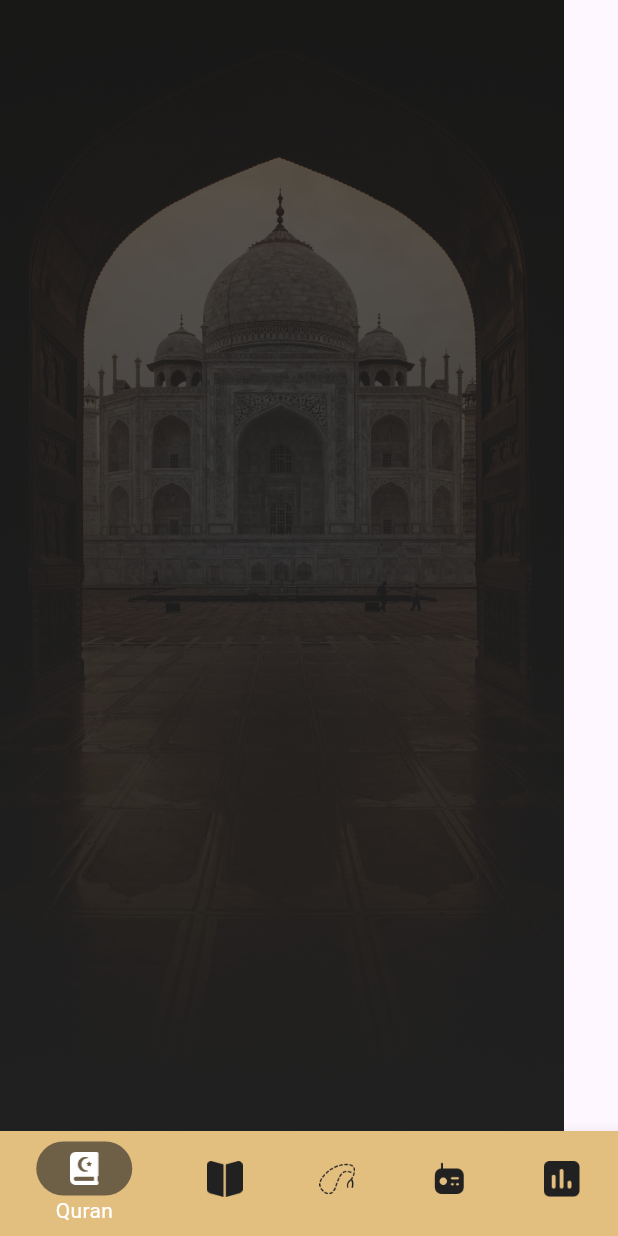
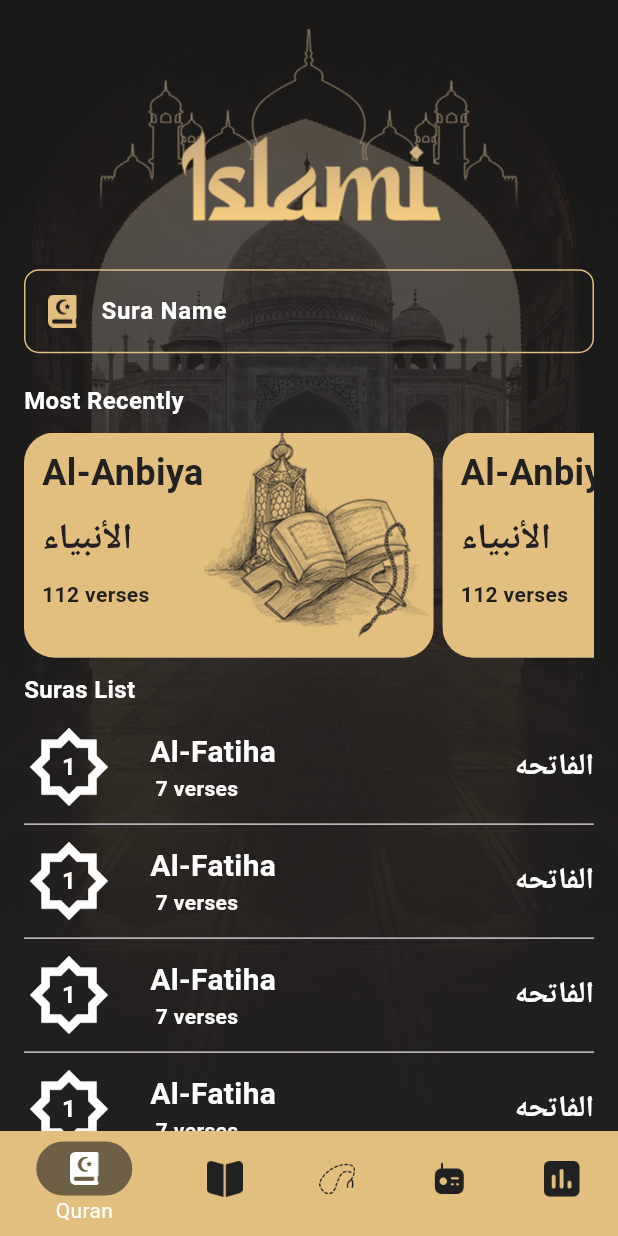
Before and after one commit to MayadaALMaghribi/Islami, a Flutter app: the screen it shows after launch, on a phone screen of 412 x 824 dp. Run offline on Flutter 3.47's test engine with Material 3 defaults, Android fonts, the phone set to English and light mode, and no system bars; Roboto replaces fonts that are missing (JannaLT).

Commit message:
ui of quran are done

```diff
--- /dev/null
+++ b/lib/feature/Quran/model/most_recently_sura_dm.dart
@@ -0,0 +1,10 @@
+class MostRecentlySuraDM {
+  String suraNameEn;
+  String suraNameAr;
+  String verses;
+  MostRecentlySuraDM({
+    required this.suraNameEn,
+    required this.suraNameAr,
+    required this.verses,
+  });
+}
--- /dev/null
+++ b/lib/feature/Quran/model/sura_data_model.dart
@@ -0,0 +1,12 @@
+class SuraDataModel {
+  String numberOfSura;
+  String suraNameEn;
+  String suraNameAr;
+  String verses;
+  SuraDataModel({
+    required this.numberOfSura,
+    required this.suraNameAr,
+    required this.suraNameEn,
+    required this.verses,
+  });
+}
--- a/lib/feature/Quran/qran_screen.dart
+++ b/lib/feature/Quran/qran_screen.dart
@@ -1,12 +1,87 @@
 import 'package:flutter/material.dart';
 import 'package:islami/core/utils/app_assets.dart';
+import 'package:islami/core/utils/app_colors.dart';
+import 'package:islami/core/utils/app_text_styles.dart';
+import 'package:islami/feature/Quran/model/most_recently_sura_dm.dart';
+import 'package:islami/feature/Quran/model/sura_data_model.dart';
+import 'package:islami/feature/Quran/widgets/list_most_recently.dart';
+import 'package:islami/feature/Quran/widgets/widget_list_view_sura.dart';
 
 class QranScreen extends StatelessWidget {
   const QranScreen({super.key});
-  //are done
 
   @override
   Widget build(BuildContext context) {
-    return Scaffold(body: Image.asset(AppAssets.imgQuranBackground));
+    return Container(
+      decoration: BoxDecoration(
+        image: DecorationImage(
+          image: AssetImage(AppAssets.imgQuranBackground),
+          fit: BoxFit.cover,
+        ),
+      ),
+      child: Padding(
+        padding: const EdgeInsets.symmetric(horizontal: 16),
+        child: Column(
+          crossAxisAlignment: CrossAxisAlignment.stretch,
+          children: [
+            Image.asset(AppAssets.islamiLogo),
+            buildSearchQuran(),
+            SizedBox(height: 20),
+            Text("Most Recently", style: AppTextStyles.white16Bold),
+            SizedBox(height: 10),
+
+            SizedBox(
+              height: 150,
+              child: ListMostRecently(
+                mostRecentlySuraDM: MostRecentlySuraDM(
+                  suraNameEn: "Al-Anbiya",
+                  suraNameAr: "الأنبياء",
+                  verses: "112 verses",
+                ),
+              ),
+            ),
+            SizedBox(height: 10),
+            Text("Suras List", style: AppTextStyles.white16Bold),
+            SizedBox(height: 10),
+            Expanded(
+              child: WidgetListViewSura(
+                sura: SuraDataModel(
+                  numberOfSura: "1",
+                  suraNameAr: "الفاتحه",
+                  suraNameEn: "Al-Fatiha",
+                  verses: " 7 verses",
+                ),
+              ),
+            ),
+          ],
+        ),
+      ),
+    );
+  }
+
+  buildSearchQuran() {
+    return TextField(
+      cursorColor: AppColors.gold,
+      style: AppTextStyles.white16Bold,
+      decoration: InputDecoration(
+        label: Row(
+          children: [
+            Image.asset(AppAssets.icQuran, color: AppColors.gold),
+            SizedBox(width: 16),
+            Text("Sura Name"),
+          ],
+        ),
+        labelStyle: AppTextStyles.white16Bold,
+
+        enabledBorder: OutlineInputBorder(
+          borderRadius: BorderRadius.circular(10),
+          borderSide: BorderSide(color: AppColors.gold),
+        ),
+        focusedBorder: OutlineInputBorder(
+          borderRadius: BorderRadius.circular(10),
+          borderSide: BorderSide(color: AppColors.gold),
+        ),
+      ),
+    );
   }
 }
--- /dev/null
+++ b/lib/feature/Quran/widgets/build_card_most_recently.dart
@@ -0,0 +1,38 @@
+import 'package:flutter/material.dart';
+import 'package:islami/core/utils/app_assets.dart';
+import 'package:islami/core/utils/app_colors.dart';
+import 'package:islami/core/utils/app_text_styles.dart';
+import 'package:islami/feature/Quran/model/most_recently_sura_dm.dart';
+
+class BuildCardMostRecently extends StatelessWidget {
+  const BuildCardMostRecently(this.mostSuraDM, {super.key});
+  final MostRecentlySuraDM mostSuraDM;
+  @override
+  Widget build(BuildContext context) {
+    return Container(
+      padding: EdgeInsets.only(left: 12),
+      decoration: BoxDecoration(
+        color: AppColors.gold,
+        borderRadius: BorderRadius.circular(20),
+      ),
+      child: Row(
+        mainAxisAlignment: MainAxisAlignment.spaceBetween,
+        crossAxisAlignment: .start,
+        children: [
+          Column(
+            crossAxisAlignment: CrossAxisAlignment.start,
+            children: [
+              SizedBox(height: 10),
+              Text(mostSuraDM.suraNameEn, style: AppTextStyles.black24Bold),
+              SizedBox(height: 10),
+              Text(mostSuraDM.suraNameAr, style: AppTextStyles.black24Bold),
+              SizedBox(height: 10),
+              Text(mostSuraDM.verses, style: AppTextStyles.black14Bold),
+            ],
+          ),
+          Image.asset(AppAssets.imgMostRecent),
+        ],
+      ),
+    );
+  }
+}
--- /dev/null
+++ b/lib/feature/Quran/widgets/list_most_recently.dart
@@ -0,0 +1,21 @@
+import 'package:flutter/material.dart';
+import 'package:islami/feature/Quran/model/most_recently_sura_dm.dart';
+import 'package:islami/feature/Quran/widgets/build_card_most_recently.dart';
+
+class ListMostRecently extends StatelessWidget {
+  const ListMostRecently({required this.mostRecentlySuraDM, super.key});
+  final MostRecentlySuraDM mostRecentlySuraDM;
+  @override
+  Widget build(BuildContext context) {
+    return ListView.builder(
+      scrollDirection: Axis.horizontal,
+      itemCount: 12,
+      itemBuilder: (context, index) {
+        return Padding(
+          padding: const EdgeInsets.only(right: 6),
+          child: BuildCardMostRecently(mostRecentlySuraDM),
+        );
+      },
+    );
+  }
+}
--- /dev/null
+++ b/lib/feature/Quran/widgets/widget_list_view_sura.dart
@@ -0,0 +1,20 @@
+import 'package:flutter/material.dart';
+import 'package:islami/feature/Quran/model/sura_data_model.dart';
+import 'package:islami/feature/Quran/widgets/widget_sura.dart';
+
+class WidgetListViewSura extends StatelessWidget {
+  const WidgetListViewSura({required this.sura, super.key});
+  final SuraDataModel sura;
+  @override
+  Widget build(BuildContext context) {
+    return ListView.separated(
+      itemBuilder: (_, index) {
+        return WidgetSura(sura: sura);
+      },
+      separatorBuilder: (_, index) {
+        return Divider();
+      },
+      itemCount: 100,
+    );
+  }
+}
--- /dev/null
+++ b/lib/feature/Quran/widgets/widget_sura.dart
@@ -0,0 +1,41 @@
+import 'package:flutter/material.dart';
+import 'package:islami/core/utils/app_assets.dart';
+import 'package:islami/core/utils/app_text_styles.dart';
+import 'package:islami/feature/Quran/model/sura_data_model.dart';
+
+class WidgetSura extends StatelessWidget {
+  const WidgetSura({required this.sura, super.key});
+  final SuraDataModel sura;
+  @override
+  Widget build(BuildContext context) {
+    return Row(
+      children: [
+        buildNumberOfSura(),
+        SizedBox(width: 24),
+        Expanded(
+          child: Column(
+            crossAxisAlignment: CrossAxisAlignment.start,
+            children: [
+              Text(sura.suraNameEn, style: AppTextStyles.white20Bold),
+              Text(sura.verses, style: AppTextStyles.white14Bold),
+            ],
+          ),
+        ),
+        Text(sura.suraNameAr, style: AppTextStyles.white20Bold),
+      ],
+    );
+  }
+
+  Container buildNumberOfSura() {
+    return Container(
+      height: 60,
+      width: 60,
+      decoration: BoxDecoration(
+        image: DecorationImage(image: AssetImage(AppAssets.imgSuraNumberFrame)),
+      ),
+      child: Center(
+        child: Text(sura.numberOfSura, style: AppTextStyles.white16Bold),
+      ),
+    );
+  }
+}
--- a/lib/feature/home/home_screen.dart
+++ b/lib/feature/home/home_screen.dart
@@ -13,7 +13,6 @@ class HomeScreen extends StatefulWidget {
   @override
   State<HomeScreen> createState() => _HomeScreenState();
 }
-//are done
 
 class _HomeScreenState extends State<HomeScreen> {
   @override
```
